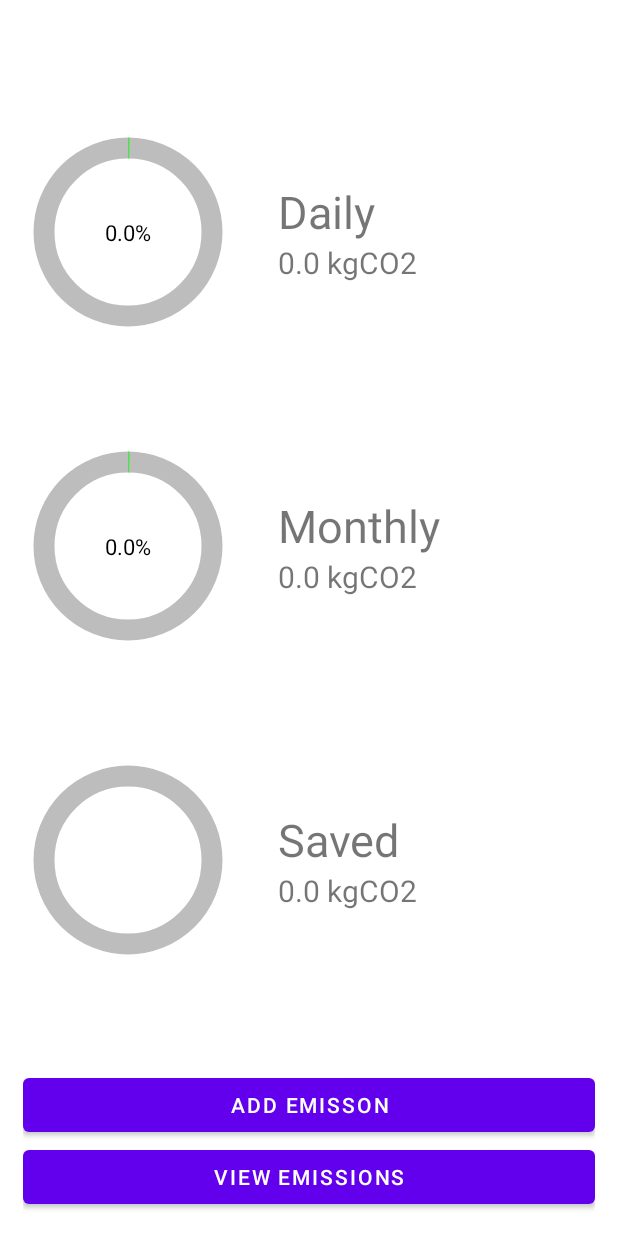
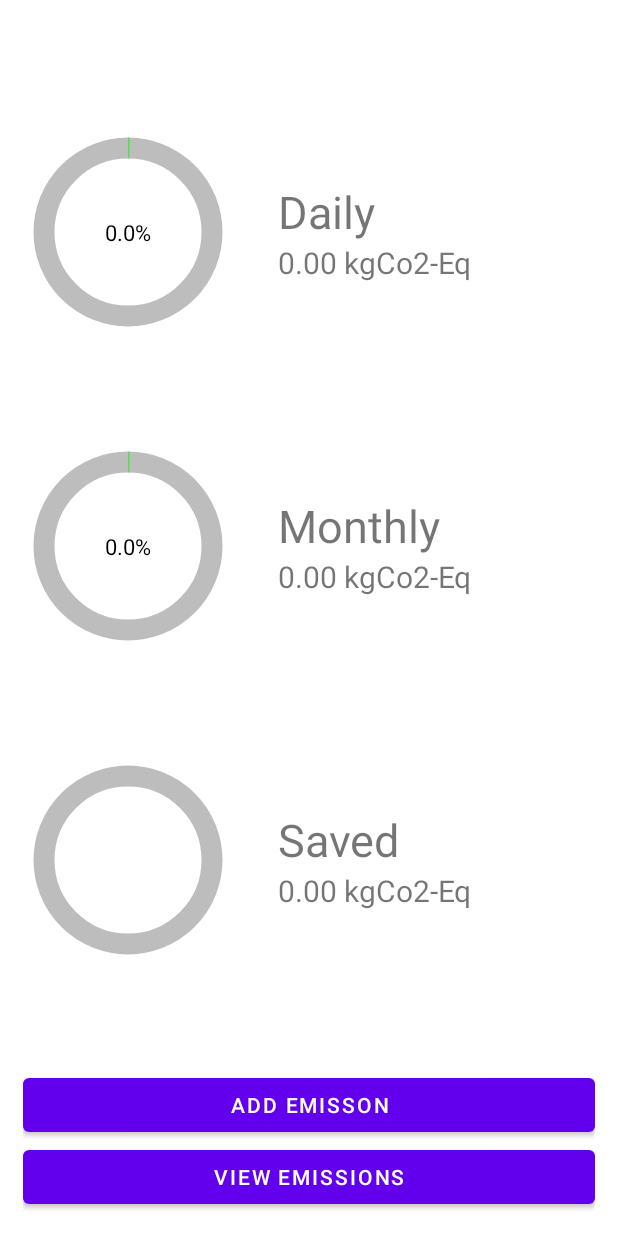
Before and after one commit to 23sent/CarbonFootprintTracker, an Android app: the screen it shows after launch (MainActivity), on a phone screen of 412 x 824 dp. Run offline under Robolectric (Android 15) with nearby library versions, the phone set to English and light mode, and no system bars.

Commit message:
Add new EmissionTypes.

```diff
--- a/app/src/main/java/com/example/carbonfootprinttracker/Emission.java
+++ b/app/src/main/java/com/example/carbonfootprinttracker/Emission.java
@@ -84,7 +84,7 @@ public class Emission implements Serializable {
     }
 
     public String getCarbonFootprintString() {
-        return this.carbonFootprint+" kgCO2eq";
+        return String.format("%.2f ", this.carbonFootprint) + EmissionTypes.Unit.KGCO2EQ.name;
     }
 
     public String getTypeString() {
--- a/app/src/main/java/com/example/carbonfootprinttracker/EmissionTypes.java
+++ b/app/src/main/java/com/example/carbonfootprinttracker/EmissionTypes.java
@@ -3,14 +3,20 @@ package com.example.carbonfootprinttracker;
 import java.util.ArrayList;
 import java.util.List;
 
-
+/**
+ * Emission Types, Categories and Units
+ * https://www.winnipeg.ca/finance/findata/matmgt/documents/2012/682-2012/682-2012_Appendix_H-WSTP_South_End_Plant_Process_Selection_Report/Appendix%207.pdf
+ *
+ */
 public class EmissionTypes {
 
     public enum Unit {
-        KM("km", "Distance"),
+        KM("km", "Distance (km)"),
         KG("kg", "Consumption (kg)"),
         HOURS("hours", "Duration (h)"),
-        KWH("kWh", "Consumption (kWh)");
+        KWH("kWh", "Consumption (kWh)"),
+        M3("m3", "Consumption (cubic meter)"),
+        KGCO2EQ("kgCo2-Eq", "Kg CO2-Equivalent");
 
         String name;
         String tag;
@@ -37,13 +43,15 @@ public class EmissionTypes {
     public enum Type {
         BUS(Category.TRANSPORT, "Bus", 0.000103f * 60, Unit.HOURS),
         PLANE(Category.TRANSPORT, "Plane", 0.00034f * 60, Unit.HOURS),
-        CAR(Category.TRANSPORT, "Car", 0.000257f * 60, Unit.HOURS),
+        CAR(Category.TRANSPORT, "Car", 0.19f, Unit.KM),
 
         RED_MEAT(Category.AGRICULTURE, "Red Meat", (39.2f + 27.0f) / 2f, Unit.KG),
         WHITE_MEAT(Category.AGRICULTURE, "White Meat", 6.9f, Unit.KG),
         FISH(Category.AGRICULTURE, "Fish", 6.1f, Unit.KG),
 
-        ELECTRICITY(Category.ENERGY, "Electricity", 0.394f, Unit.KWH);
+        ELECTRICITY(Category.ENERGY, "Electricity", 0.394f, Unit.KWH),
+        WATER(Category.ENERGY, "Water", 0.32f, Unit.M3),
+        NATURAL_GAS(Category.ENERGY, "Natural Gas", 0.21f, Unit.KWH);
 
         Category category;
         String name;
--- a/app/src/main/java/com/example/carbonfootprinttracker/MainActivity.java
+++ b/app/src/main/java/com/example/carbonfootprinttracker/MainActivity.java
@@ -51,7 +51,7 @@ public class MainActivity extends AppCompatActivity {
         });
 
         Objects.requireNonNull(getSupportActionBar()).hide();
-        updateFragments(0,0,0);
+        updateFragments(0, 0, 0);
     }
 
     @Override
@@ -99,19 +99,32 @@ public class MainActivity extends AppCompatActivity {
 
         dailySlices.add(new PieChart.PieSlice(dailySliceColor, dailyRemain360));
 
-        ft.replace(R.id.dailyEmissionLayout, PieChartFragment.newInstance("Daily", dailyEmission + " kgCO2", String.format("%.1f", dailyRemain100)+"%", dailySlices), "dailyEmission");
+        ft.replace(R.id.dailyEmissionLayout,
+                PieChartFragment.newInstance("Daily",
+                        String.format("%.2f ", dailyEmission) + EmissionTypes.Unit.KGCO2EQ.name,
+                        String.format("%.1f", dailyRemain100) + "%", dailySlices),
+                "dailyEmission");
 
         float monthlyRemain360 = 360 * monthlyEmission / idealEmissionPerMonth;
         float monthlyRemain100 = 100 * monthlyEmission / idealEmissionPerMonth;
         int monthlySliceColor = Color.argb(150, 0, 250, 0);
         if (monthlyRemain100 >= 100) {
             monthlySliceColor = Color.argb(150, 250, 0, 0);
-        };
+        }
+        ;
 
         monthlySlices.add(new PieChart.PieSlice(monthlySliceColor, monthlyRemain360));
-        ft.replace(R.id.monthlyEmissionLayout, PieChartFragment.newInstance("Monthly", monthlyEmission + " kgCO2", String.format("%.1f", monthlyRemain100)+"%", monthlySlices), "monthlyEmission");
+        ft.replace(R.id.monthlyEmissionLayout,
+                PieChartFragment.newInstance("Monthly",
+                        String.format("%.2f ", monthlyEmission) + EmissionTypes.Unit.KGCO2EQ.name,
+                        String.format("%.1f", monthlyRemain100) + "%", monthlySlices),
+                "monthlyEmission");
 
-        ft.replace(R.id.emissionSavedLayout, PieChartFragment.newInstance("Saved", convertedSavedEmission + " kgCO2", "", savedSlices), "savedEmission");
+        ft.replace(R.id.emissionSavedLayout,
+                PieChartFragment.newInstance("Saved",
+                        String.format("%.2f ", convertedSavedEmission) + EmissionTypes.Unit.KGCO2EQ.name,
+                        "", savedSlices),
+                "savedEmission");
         ft.commit();
     }
 }
```
